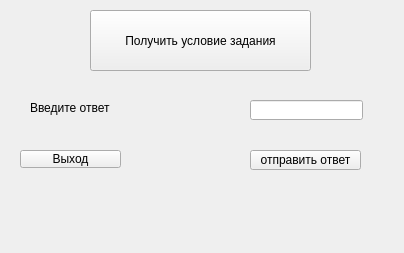
Old version of the form Main_Client/client_332/task1.ui in the repository Svyat-OS/HSG_team.
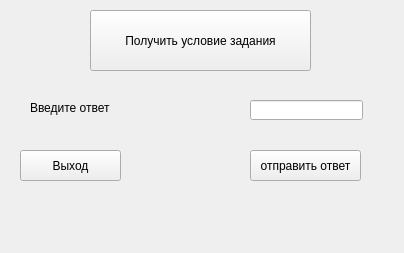
New version of the form.

The edit to the form file:
```diff
--- a/Main_Client/client_332/task1.ui
+++ b/Main_Client/client_332/task1.ui
@@ -32,7 +32,7 @@
      <x>20</x>
      <y>150</y>
      <width>101</width>
-     <height>18</height>
+     <height>31</height>
     </rect>
    </property>
    <property name="text">
@@ -45,7 +45,7 @@
      <x>250</x>
      <y>150</y>
      <width>111</width>
-     <height>20</height>
+     <height>31</height>
     </rect>
    </property>
    <property name="text">
```
